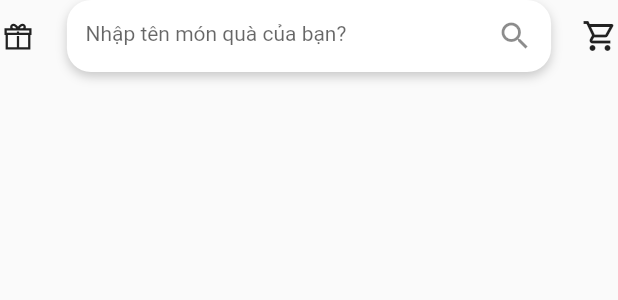
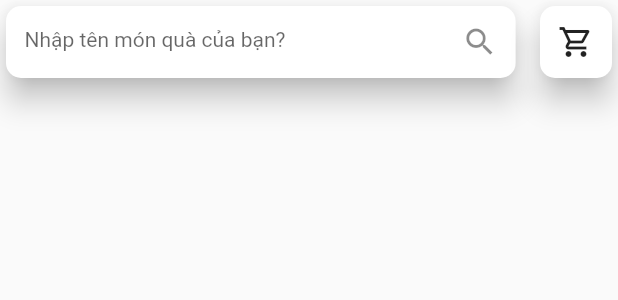
Before and after one commit to phuc1710/ui_giftshop, a Flutter app: the HeaderRow widget shown alone on an empty page, opened directly, on a phone screen of 412 x 824 dp. Shown: the top 300 px of the screen. Run offline on Flutter 3.47's test engine with Material 2 defaults, Android fonts, the phone set to English and light mode, and no system bars; our stand-ins replace smooth_page_indicator.

Commit message:
refactor: wrapper card

```diff
--- a/lib/src/presentation/home/widgets/home_tab_view.dart
+++ b/lib/src/presentation/home/widgets/home_tab_view.dart
@@ -1,7 +1,6 @@
 import 'dart:async';
 
 import 'package:flutter/material.dart';
-import 'package:line_awesome_flutter/line_awesome_flutter.dart';
 
 import '../../../model/icon/gift_shop_app_icons.dart';
 import '../../../model/product/product_detail.dart';
@@ -9,6 +8,7 @@ import '../../cart/view/cart_view.dart';
 import '../../gift_detail/view/gift_detail_view.dart';
 import '../../gift_finding/view/gift_finding_result_view.dart';
 import 'page_indicator.dart';
+import 'wrapper_card.dart';
 
 class HomeTabView extends StatefulWidget {
   const HomeTabView({Key? key}) : super(key: key);
@@ -35,11 +35,6 @@ class _HomeTabViewState extends State<HomeTabView> {
               child: const HeaderRow(),
             ),
             const ImageSlider(),
-            const Text(
-              'Quà sinh nhật phổ biến',
-              style: TextStyle(fontWeight: FontWeight.bold),
-            ),
-            const PopularGifts(),
             const Padding(
               padding: EdgeInsets.only(top: 8.0, bottom: 4),
               child: Text(
@@ -47,7 +42,12 @@ class _HomeTabViewState extends State<HomeTabView> {
                 style: TextStyle(fontWeight: FontWeight.bold),
               ),
             ),
-            CategorySection()
+            CategorySection(),
+            const Text(
+              'Quà sinh nhật phổ biến',
+              style: TextStyle(fontWeight: FontWeight.bold),
+            ),
+            const PopularGifts(),
           ],
         ),
       ),
@@ -84,8 +84,10 @@ class CategorySection extends StatelessWidget {
 
   @override
   Widget build(BuildContext context) {
+    final height = MediaQuery.of(context).size.height;
+
     return SizedBox(
-      height: MediaQuery.of(context).size.height * 0.3,
+      height: height * 0.3,
       child: GridView.count(
         crossAxisCount: 4,
         mainAxisSpacing: 20,
@@ -96,24 +98,21 @@ class CategorySection extends StatelessWidget {
           (index) => InkWell(
             onTap: () {},
             child: ClipRRect(
-              borderRadius: BorderRadius.circular(15),
+              borderRadius: BorderRadius.circular(10),
               child: SizedBox(
-                height: MediaQuery.of(context).size.height * 0.1,
+                height: height * 0.1,
                 child: Column(
                   mainAxisSize: MainAxisSize.min,
                   children: [
                     ClipRRect(
-                      borderRadius: BorderRadius.circular(15),
+                      borderRadius: BorderRadius.circular(10),
                       child: Container(
                         color: const Color(0xFFFFD4DE),
-                        width: MediaQuery.of(context).size.height * 0.07,
-                        height: MediaQuery.of(context).size.height * 0.07,
+                        width: height * 0.07,
+                        height: height * 0.07,
                         child: Padding(
                           padding: const EdgeInsets.all(8.0),
-                          child: Icon(
-                            icons[index],
-                            size: 32,
-                          ),
+                          child: Icon(icons[index], size: 32),
                         ),
                       ),
                     ),
@@ -136,8 +135,10 @@ class PopularGifts extends StatelessWidget {
 
   @override
   Widget build(BuildContext context) {
+    final height = MediaQuery.of(context).size.height;
+
     return SizedBox(
-      height: MediaQuery.of(context).size.height * 0.18,
+      height: height * 0.18,
       child: ListView.builder(
         shrinkWrap: true,
         scrollDirection: Axis.horizontal,
@@ -170,9 +171,9 @@ class PopularGifts extends StatelessWidget {
                     Padding(
                       padding: const EdgeInsets.symmetric(vertical: 8.0),
                       child: ClipRRect(
-                        borderRadius: BorderRadius.circular(15),
+                        borderRadius: BorderRadius.circular(10),
                         child: SizedBox.square(
-                          dimension: MediaQuery.of(context).size.height * 0.09,
+                          dimension: height * 0.09,
                           child: FittedBox(
                             fit: BoxFit.cover,
                             child: Hero(
@@ -241,44 +242,33 @@ class _ImageSliderState extends State<ImageSlider> {
 
   @override
   Widget build(BuildContext context) {
+    final height = MediaQuery.of(context).size.height;
+
     return Padding(
-      padding: EdgeInsets.symmetric(
-        vertical: MediaQuery.of(context).size.height * 0.02,
-      ),
+      padding: EdgeInsets.symmetric(vertical: height * 0.02),
+      child: WrapperCard(
         child: ClipRRect(
-        borderRadius: BorderRadius.circular(15),
-        child: Container(
-          decoration: BoxDecoration(
-            color: const Color(0xFFFFD4DE),
-            boxShadow: [
-              BoxShadow(
-                color: Colors.black.withOpacity(0.2),
-                blurRadius: 5,
-                offset: const Offset(0, 3),
-              ),
-            ],
-          ),
-          height: MediaQuery.of(context).size.height * 0.22,
+          borderRadius: BorderRadius.circular(10),
+          child: SizedBox(
+            height: height * 0.22,
             child: Stack(
               alignment: Alignment.center,
               children: [
                 PageView(
                   controller: _controller,
-                onPageChanged: (index) => setState(() {
-                  page = index;
-                }),
-                children: List.generate(3, (index) {
-                  return FittedBox(
+                  onPageChanged: (index) => setState(() => page = index),
+                  children: List.generate(
+                    3,
+                    (index) => FittedBox(
                       fit: BoxFit.fill,
-                    child: Image.asset('assets/images/image_slider_$index.png'),
-                  );
-                }),
+                      child:
+                          Image.asset('assets/images/image_slider_$index.png'),
                     ),
-              PageIndicator(
-                controller: _controller,
-                pageCount: 3,
-              )
+                  ),
+                ),
+                PageIndicator(controller: _controller, pageCount: 3)
               ],
+            ),
           ),
         ),
       ),
@@ -287,36 +277,19 @@ class _ImageSliderState extends State<ImageSlider> {
 }
 
 class HeaderRow extends StatelessWidget {
-  const HeaderRow({
-    Key? key,
-  }) : super(key: key);
+  const HeaderRow({Key? key}) : super(key: key);
 
   @override
   Widget build(BuildContext context) {
+    final width = MediaQuery.of(context).size.width;
+
     return Row(
       mainAxisAlignment: MainAxisAlignment.spaceBetween,
       children: [
-        InkWell(
-          onTap: () {},
-          child: const Icon(LineAwesomeIcons.gift),
-        ),
         Expanded(
           child: Padding(
-            padding: EdgeInsets.symmetric(
-              horizontal: MediaQuery.of(context).size.width * 0.05,
-            ),
-            child: Container(
-              decoration: BoxDecoration(
-                borderRadius: BorderRadius.circular(16),
-                color: Colors.white,
-                boxShadow: [
-                  BoxShadow(
-                    color: Colors.black.withOpacity(0.2),
-                    blurRadius: 5,
-                    offset: const Offset(0, 3),
-                  )
-                ],
-              ),
+            padding: EdgeInsets.only(right: width * 0.02),
+            child: WrapperCard(
               child: TextField(
                 textInputAction: TextInputAction.search,
                 onSubmitted: (value) =>
@@ -328,10 +301,8 @@ class HeaderRow extends StatelessWidget {
                 ),
                 decoration: InputDecoration(
                   border: InputBorder.none,
-                  contentPadding: EdgeInsets.only(
-                    top: MediaQuery.of(context).size.width * 0.03,
-                    left: MediaQuery.of(context).size.width * 0.03,
-                  ),
+                  contentPadding:
+                      EdgeInsets.only(top: width * 0.03, left: width * 0.03),
                   hintText: 'Nhập tên món quà của bạn?',
                   hintStyle: const TextStyle(fontSize: 14),
                   suffixIcon: const Icon(Icons.search),
@@ -347,7 +318,15 @@ class HeaderRow extends StatelessWidget {
               MaterialPageRoute(builder: (context) => const CartView()),
             );
           },
-          child: const Icon(Icons.shopping_cart_outlined),
+          child: Card(
+            shape:
+                RoundedRectangleBorder(borderRadius: BorderRadius.circular(10)),
+            elevation: 8,
+            child: const Padding(
+              padding: EdgeInsets.all(12.0),
+              child: Icon(Icons.shopping_cart_outlined),
+            ),
+          ),
         ),
       ],
     );
--- /dev/null
+++ b/lib/src/presentation/home/widgets/wrapper_card.dart
@@ -0,0 +1,18 @@
+import 'package:flutter/material.dart';
+
+class WrapperCard extends StatelessWidget {
+  const WrapperCard({Key? key, required this.child}) : super(key: key);
+
+  final Widget child;
+
+  @override
+  Widget build(BuildContext context) {
+    return Card(
+      elevation: 8,
+      shape: RoundedRectangleBorder(
+        borderRadius: BorderRadius.circular(10),
+      ),
+      child: child,
+    );
+  }
+}
```
Also changed, not shown: lib/main.dart (+5 -4 lines). Lines whose indentation alone changed are shown as unchanged.
